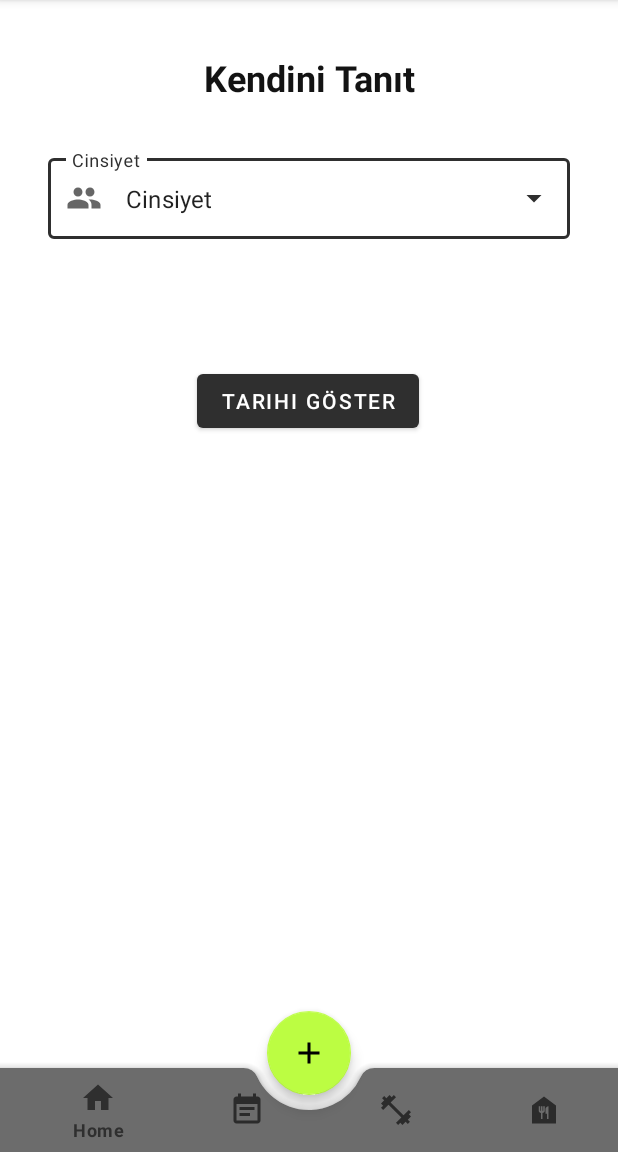
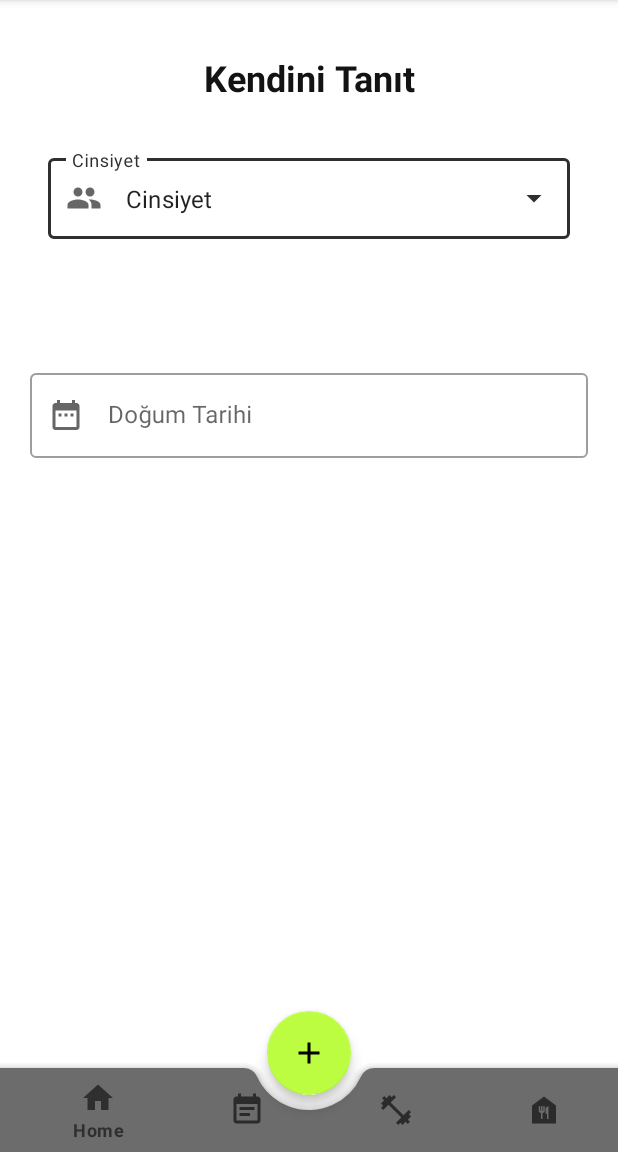
Before and after one commit to hilaltokgoz/spor_app, an Android app: the screen it shows after launch (MainActivity), on a phone screen of 412 x 824 dp, the part 84-1236 px from its top. Run offline under Robolectric (Android 15) with nearby library versions, the light colour scheme and no system bars; our stand-ins replace navigation-ui.

Commit message:
DatePicker continue

```diff
--- a/app/src/main/java/com/evdesporapp/IntroduceYourselfFragment.kt
+++ b/app/src/main/java/com/evdesporapp/IntroduceYourselfFragment.kt
@@ -1,6 +1,7 @@
 package com.evdesporapp
 
 import android.os.Bundle
+import android.text.Editable
 import android.view.LayoutInflater
 import android.view.View
 import android.view.ViewGroup
@@ -18,6 +19,7 @@ class IntroduceYourselfFragment : Fragment() {
 
     override fun onResume() {
         super.onResume()
+        //Cinsiyet secimi
         val genders = resources.getStringArray(R.array.gender)
         val arrayAdapter = ArrayAdapter(requireContext(), R.layout.dropdown_item, genders)
         binding.autoCompleteTextView.setAdapter(arrayAdapter)
@@ -28,6 +30,7 @@ class IntroduceYourselfFragment : Fragment() {
         savedInstanceState: Bundle?
     ): View {
         _binding = FragmentIntroduceYourselfBinding.inflate(inflater, container, false)
+        Locale.setDefault(Locale("tr", "TR"))
         getDate()
         return binding.root
     }
@@ -65,12 +68,12 @@ class IntroduceYourselfFragment : Fragment() {
                 .setCalendarConstraints(constraints)
                 .build()
 
-        val datePickerButton = binding.datePickerButton
-        datePickerButton.setOnClickListener {
+            binding.dateOfBirthEditText.setOnClickListener {
             datePicker.show(parentFragmentManager, "DATE_PICKER")
+
         }
         datePicker.addOnPositiveButtonClickListener {
-            datePickerButton.text = datePicker.headerText
+            binding.dateOfBirthEditText.setText(datePicker.headerText.toString())
         }
     }
 }
--- /dev/null
+++ b/app/src/main/res/drawable/date.xml
@@ -0,0 +1,5 @@
+<vector android:height="24dp" android:tint="#282626"
+    android:viewportHeight="24" android:viewportWidth="24"
+    android:width="24dp" xmlns:android="http://schemas.android.com/apk/res/android">
+    <path android:fillColor="@android:color/white" android:pathData="M9,11L7,11v2h2v-2zM13,11h-2v2h2v-2zM17,11h-2v2h2v-2zM19,4h-1L18,2h-2v2L8,4L8,2L6,2v2L5,4c-1.11,0 -1.99,0.9 -1.99,2L3,20c0,1.1 0.89,2 2,2h14c1.1,0 2,-0.9 2,-2L21,6c0,-1.1 -0.9,-2 -2,-2zM19,20L5,20L5,9h14v11z"/>
+</vector>
--- a/app/src/main/res/layout/fragment_introduce_yourself.xml
+++ b/app/src/main/res/layout/fragment_introduce_yourself.xml
@@ -44,17 +44,27 @@
             android:paddingBottom="16dp"
             android:text="Cinsiyet" />
     </com.google.android.material.textfield.TextInputLayout>
-
-    <Button
-        android:id="@+id/datePickerButton"
-        android:layout_width="wrap_content"
+    <com.google.android.material.textfield.TextInputLayout
+        android:id="@+id/dateOfBirthTextInput"
+        android:layout_width="match_parent"
         android:layout_height="wrap_content"
+        style="@style/Widget.MaterialComponents.TextInputLayout.OutlinedBox"
+        android:layout_marginStart="20dp"
+        android:layout_marginEnd="20dp"
         android:layout_marginTop="84dp"
-        android:text="Tarihi Göster"
         app:layout_constraintEnd_toEndOf="parent"
         app:layout_constraintHorizontal_bias="0.498"
+        app:startIconDrawable="@drawable/date"
         app:layout_constraintStart_toStartOf="parent"
-        app:layout_constraintTop_toBottomOf="@+id/textInputLayout" />
+        app:layout_constraintTop_toBottomOf="@+id/textInputLayout">
 
+        <com.google.android.material.textfield.TextInputEditText
+            android:id="@+id/dateOfBirthEditText"
+            android:layout_width="match_parent"
+            android:layout_height="wrap_content"
+            android:hint="Doğum Tarihi"
+            android:inputType="none"
+            />
 
+    </com.google.android.material.textfield.TextInputLayout>
 </androidx.constraintlayout.widget.ConstraintLayout>
```
